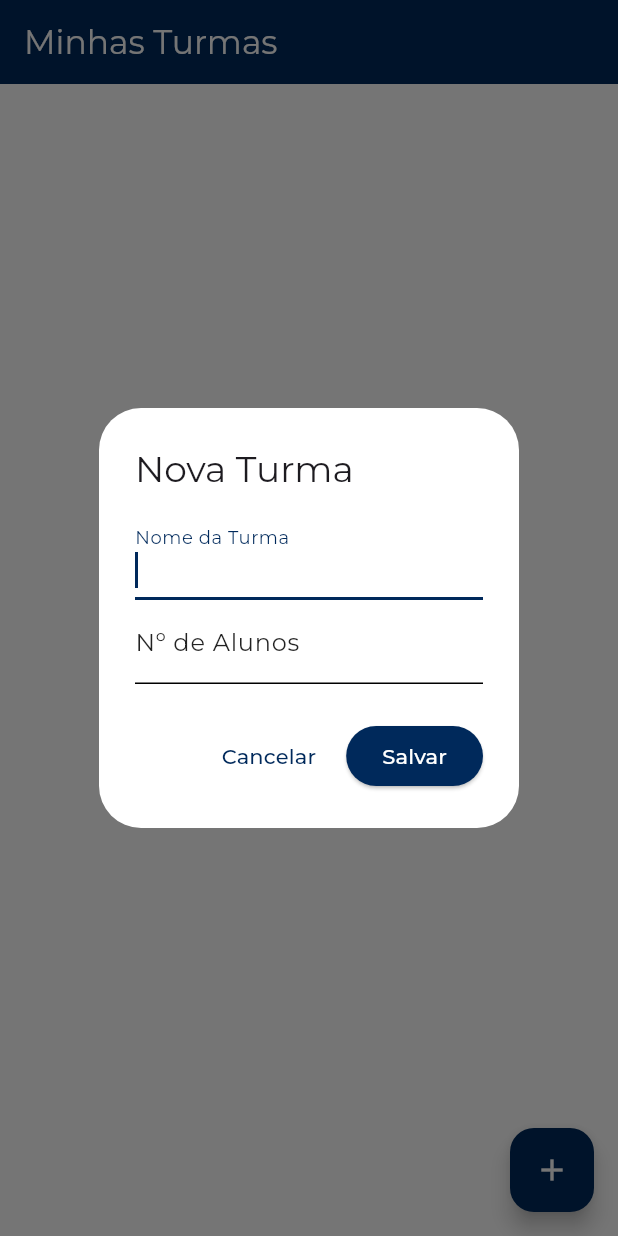
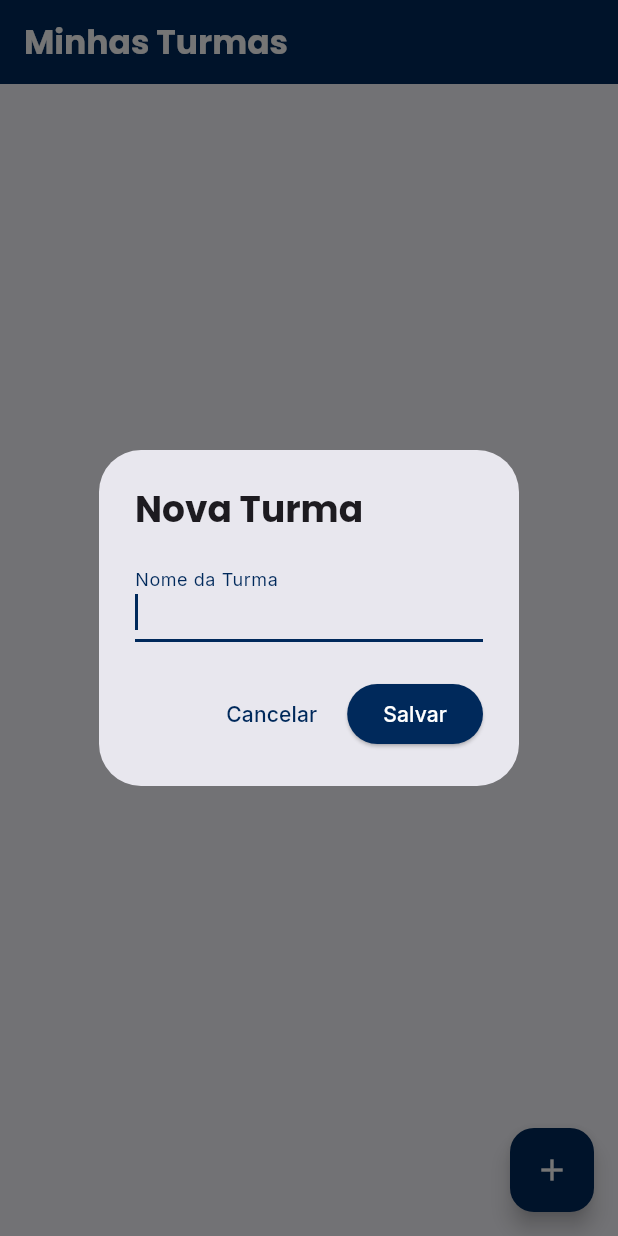
Before and after one commit to joaovictor912/appv2, a Flutter app: the screen it shows after launch, after a tap on the "add" icon, on a phone screen of 412 x 824 dp. Run offline on Flutter 3.47's test engine with Material 3 defaults, Android fonts, the light colour scheme and no system bars; our stand-ins replace camera, csv, google_fonts, share_plus, shared_preferences; missing offline and left inert: excel.

Commit message:
Implementa gestão de alunos e tela de estatísticas

```diff
--- a/fluter_app/lib/main.dart
+++ b/fluter_app/lib/main.dart
@@ -17,7 +17,11 @@ class MyApp extends StatelessWidget {
 
   @override
   Widget build(BuildContext context) {
-    const Color corPrincipal = Color(0xFF00295B); // Seu azul "Obsidian Navy"
+    const Color corPrincipal = Color(0xFF00295B); // Obsidian Navy
+    const Color corDestaque = Color(0xFFFFA000);   // Um laranja/âmbar para destaque
+
+
+    final textTheme = Theme.of(context).textTheme;
 
     return MaterialApp(
       title: 'Corretor de Gabaritos',
@@ -27,18 +31,25 @@ class MyApp extends StatelessWidget {
         useMaterial3: true,
         brightness: Brightness.light,
 
+        colorScheme: ColorScheme.fromSeed(
+          seedColor: corPrincipal,
+          brightness: Brightness.light,
+        ).copyWith(
+          primary: corPrincipal,
+          secondary: corDestaque, // Define a cor de destaque
+        ),
 
-        colorScheme: const ColorScheme.light(
-          primary: corPrincipal,       // Cor de destaque principal (botões, ícones, etc.)
-          onPrimary: Colors.white,     // Cor para texto/ícones EM CIMA da cor primária.
-          background: Color(0xFFF5F5F5), // Fundo principal das telas (um branco suave)
-          onBackground: Colors.black,    // Texto sobre o fundo principal.
-          surface: Colors.white,       // Fundo de componentes como Cards.
-          onSurface: Colors.black87,   // Texto sobre os componentes de superfície.
+        // --- NOVA CONFIGURAÇÃO DE TEXTO ---
+        textTheme: GoogleFonts.interTextTheme(textTheme).copyWith(
+          // Títulos grandes (como na AppBar) usarão Poppins
+          displayLarge: GoogleFonts.poppins(textStyle: textTheme.displayLarge, fontWeight: FontWeight.bold),
+          displayMedium: GoogleFonts.poppins(textStyle: textTheme.displayMedium, fontWeight: FontWeight.bold),
+          displaySmall: GoogleFonts.poppins(textStyle: textTheme.displaySmall, fontWeight: FontWeight.bold),
+          headlineLarge: GoogleFonts.poppins(textStyle: textTheme.headlineLarge, fontWeight: FontWeight.bold),
+          headlineMedium: GoogleFonts.poppins(textStyle: textTheme.headlineMedium, fontWeight: FontWeight.bold),
+          headlineSmall: GoogleFonts.poppins(textStyle: textTheme.headlineSmall, fontWeight: FontWeight.bold),
+          titleLarge: GoogleFonts.poppins(textStyle: textTheme.titleLarge, fontWeight: FontWeight.bold),
         ),
-        // --- FIM DA MUDANÇA ---
-
-        textTheme: GoogleFonts.montserratTextTheme(),
 
         appBarTheme: const AppBarTheme(
           backgroundColor: corPrincipal,
--- /dev/null
+++ b/fluter_app/lib/models/aluno.dart
@@ -0,0 +1,19 @@
+import 'package:json_annotation/json_annotation.dart';
+
+part 'aluno.g.dart';
+
+@JsonSerializable()
+class Aluno {
+  final String id; // ID interno, gerado pelo app
+  String nome;
+  String matricula; // O ID/matrícula que o utilizador vai inserir
+
+  Aluno({
+    required this.id,
+    required this.nome,
+    required this.matricula, // Adiciona ao construtor
+  });
+
+  factory Aluno.fromJson(Map<String, dynamic> json) => _$AlunoFromJson(json);
+  Map<String, dynamic> toJson() => _$AlunoToJson(this);
+}
--- a/fluter_app/lib/models/turma.dart
+++ b/fluter_app/lib/models/turma.dart
@@ -1,19 +1,24 @@
+// lib/models/turma.dart
 import 'package:json_annotation/json_annotation.dart';
+import 'aluno.dart'; // Importa a nova classe
 import 'prova.dart';
 
 part 'turma.g.dart';
 
-@JsonSerializable(explicitToJson: true) // explicitToJson é necessário para listas de objetos
+@JsonSerializable(explicitToJson: true)
 class Turma {
   final String id;
   String nome;
-  int numeroDeAlunos;
+  List<Aluno> alunos; // Adiciona a lista de alunos
   List<Prova> provas;
+
+  // Propriedade calculada para o número de alunos
+  int get numeroDeAlunos => alunos.length;
 
   Turma({
     required this.id,
     required this.nome,
-    required this.numeroDeAlunos,
+    this.alunos = const [], // Inicializa a lista
     required this.provas,
   });
 
--- a/fluter_app/lib/screens/tela_principal.dart
+++ b/fluter_app/lib/screens/tela_principal.dart
@@ -51,25 +51,19 @@ class _TelaPrincipalState extends State<TelaPrincipal> {
   void _mostrarDialogoTurma({Turma? turmaExistente}) {
     final bool isEditing = turmaExistente != null;
     final nomeController = TextEditingController(text: isEditing ? turmaExistente.nome : '');
-    final alunosController = TextEditingController(text: isEditing ? turmaExistente.numeroDeAlunos.toString() : '');
 
     showDialog(
       context: context,
       builder: (context) {
         return AlertDialog(
           title: Text(isEditing ? 'Editar Turma' : 'Nova Turma'),
-          content: Column(mainAxisSize: MainAxisSize.min, children: [
-            TextField(
-              controller: nomeController,
-              autofocus: true,
-              decoration: const InputDecoration(labelText: 'Nome da Turma'),
-            ),
-            TextField(
-              controller: alunosController,
-              decoration: const InputDecoration(labelText: 'Nº de Alunos'),
-              keyboardType: TextInputType.number,
-            ),
-          ]),
+          content: TextField(
+            controller: nomeController,
+            autofocus: true,
+            style: const TextStyle(color: Colors.black),
+            decoration: const InputDecoration(labelText: 'Nome da Turma'),
+            textCapitalization: TextCapitalization.words,
+          ),
           actions: [
             TextButton(
               onPressed: () => Navigator.pop(context),
@@ -78,17 +72,15 @@ class _TelaPrincipalState extends State<TelaPrincipal> {
             ElevatedButton(
               onPressed: () {
                 final nome = nomeController.text;
-                final numeroDeAlunos = int.tryParse(alunosController.text) ?? 0;
                 if (nome.isNotEmpty) {
                   setState(() {
                     if (isEditing) {
-                      turmaExistente.nome = nome;
-                      turmaExistente.numeroDeAlunos = numeroDeAlunos;
+                      turmaExistente!.nome = nome;
                     } else {
                       _turmas.add(Turma(
-                        id: DateTime.now().toString(),
+                        id: DateTime.now().millisecondsSinceEpoch.toString(),
                         nome: nome,
-                        numeroDeAlunos: numeroDeAlunos,
+                        alunos: [], // A turma começa com uma lista de alunos vazia
                         provas: [],
                       ));
                     }
--- a/fluter_app/pubspec.yaml
+++ b/fluter_app/pubspec.yaml
@@ -46,6 +46,9 @@ dependencies:
   share_plus: ^7.0.0
   google_fonts: ^6.1.0
   excel: ^2.1.0
+  file_picker: ^6.1.1
+  fl_chart: ^0.66.2
+
 
 dev_dependencies:
   flutter_test:
```
Also changed, not shown: fluter_app/lib/screens/tela_da_prova.dart (+41 -31 lines), fluter_app/lib/screens/tela_da_turma.dart (+26 -22 lines), fluter_app/lib/screens/tela_estatisticas.dart (added, +158 -0 lines), fluter_app/lib/screens/tela_gerir_alunos.dart (added, +132 -0 lines), fluter_app/lib/screens/tela_lista_correcoes.dart (+33 -10 lines), fluter_app/lib/models/aluno.g.dart (added), fluter_app/lib/models/turma.g.dart, fluter_app/pubspec.lock.
